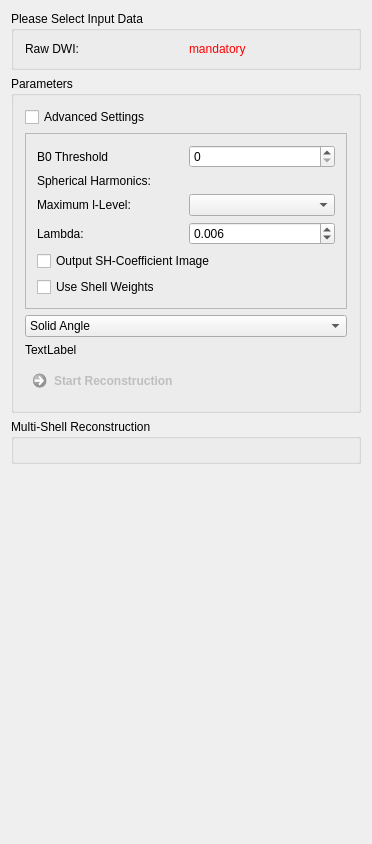
First picture: the form in Plugins/org.mitk.gui.qt.diffusionimaging/src/internal/QmitkQBallReconstructionViewControls.ui, repository MITK/MITK, before the edit.
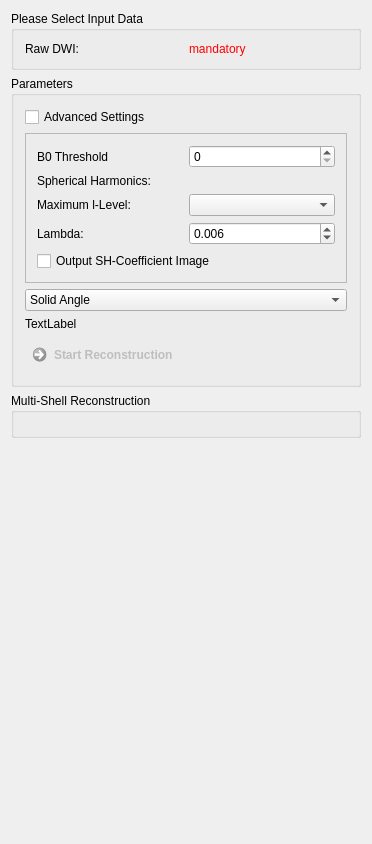
Second picture: the form after the edit.

Commit message: remove invalid qshell weightings all qballreconstructionview realted and filter related weight-members and interactions

Patch:
```diff
--- a/Plugins/org.mitk.gui.qt.diffusionimaging/src/internal/QmitkQBallReconstructionViewControls.ui
+++ b/Plugins/org.mitk.gui.qt.diffusionimaging/src/internal/QmitkQBallReconstructionViewControls.ui
@@ -207,16 +207,6 @@
               </property>
              </widget>
             </item>
-            <item row="2" column="0">
-             <widget class="QCheckBox" name="m_UseWeights">
-              <property name="toolTip">
-               <string>&lt;html&gt;&lt;head/&gt;&lt;body&gt;&lt;p&gt;Only for a dataset with 3 Shells and an arethmetic progression (e.g. b1=1000, b2=2000, b3=3000 ).&lt;/p&gt;&lt;p&gt;Weightings will be applied on the interpolated directions.&lt;/p&gt;&lt;/body&gt;&lt;/html&gt;</string>
-              </property>
-              <property name="text">
-               <string>Use Shell Weights</string>
-              </property>
-             </widget>
-            </item>
            </layout>
           </widget>
          </item>
```
Left out of the diff: 33 changed lines with no effect on the pictures. The commit also changes 3 other files.
